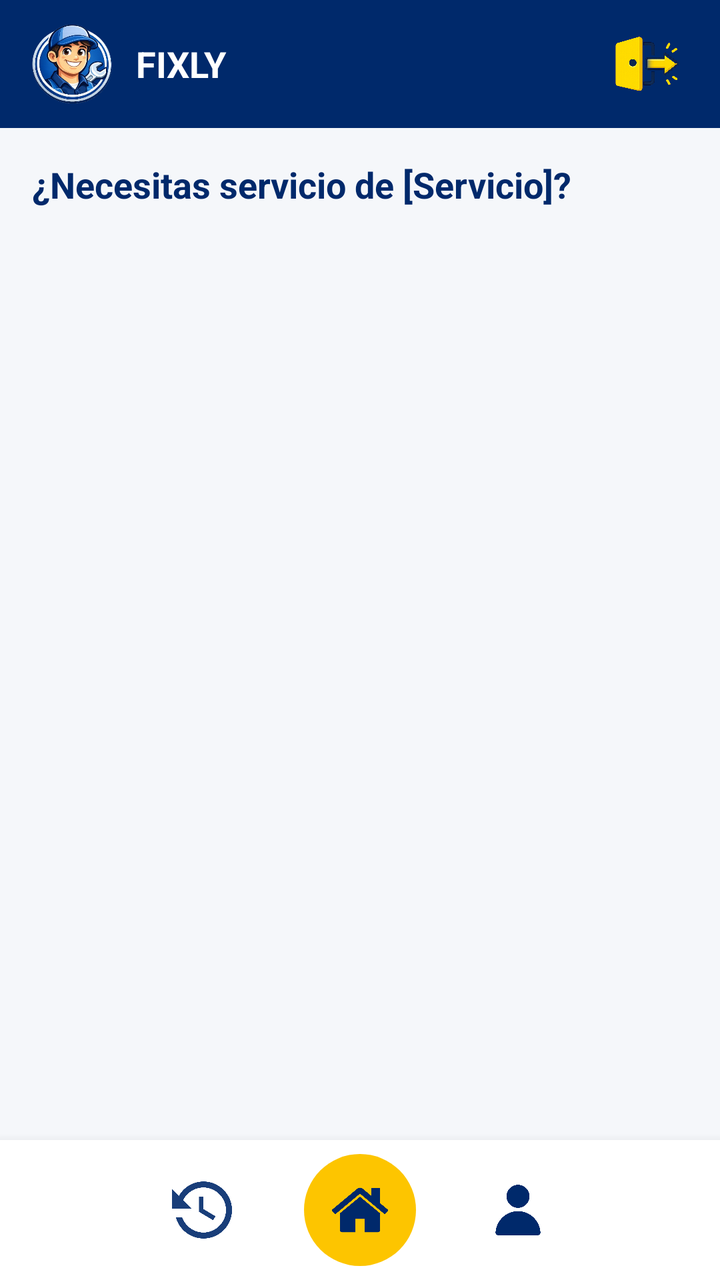
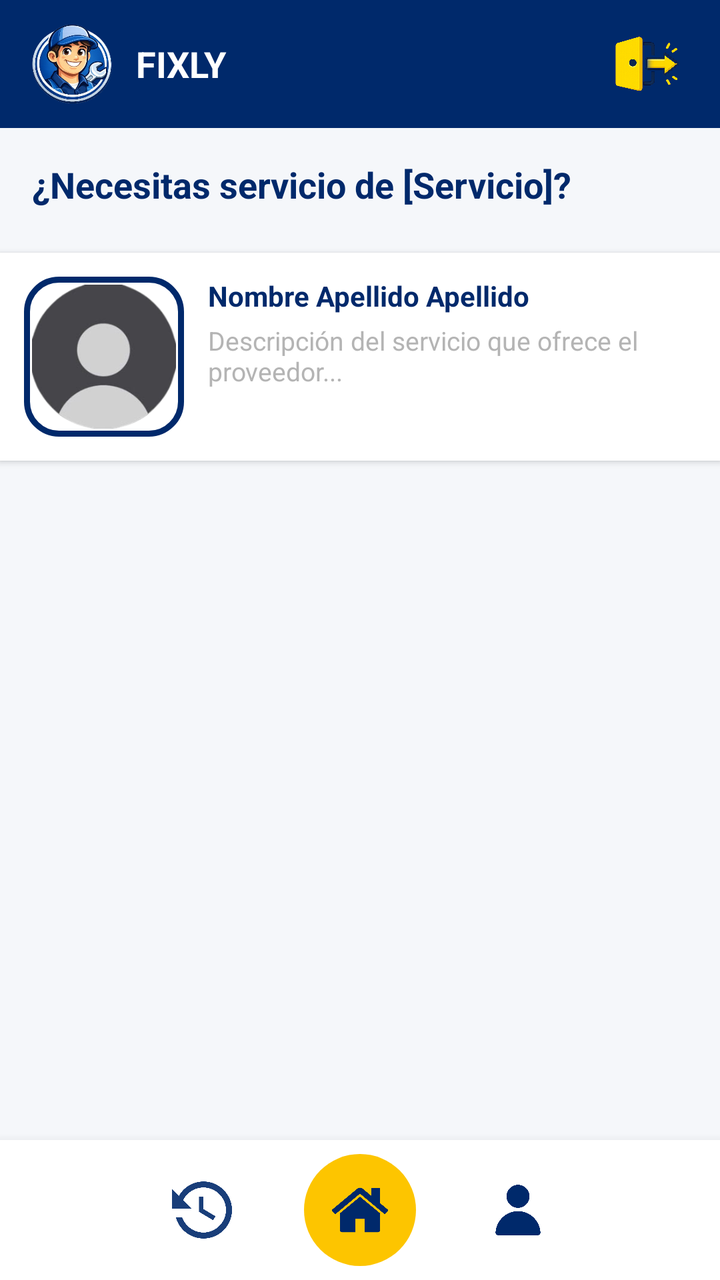

Screens rendered from an Android XML layout before and after an edit, with the pre-edit source and the edit as a unified diff.
<!-- AndroidManifest.xml: application theme Theme.Fixly -->
<!-- res/layout/lista_servicios.xml -->
<?xml version="1.0" encoding="utf-8"?>
<LinearLayout
    xmlns:android="http://schemas.android.com/apk/res/android"
    android:id="@+id/main"
    android:layout_width="match_parent"
    android:layout_height="match_parent"
    android:orientation="vertical"
    android:background="@color/gris_fondo">

    <include layout="@layout/header"/>

    
    <LinearLayout
        android:layout_width="match_parent"
        android:layout_height="0dp"
        android:layout_weight="1"
        android:orientation="vertical">


        <TextView
            android:id="@+id/titulo_servicio"
            android:layout_width="match_parent"
            android:layout_height="wrap_content"
            android:text="¿Necesitas servicio de [Servicio]?"
            android:textColor="@color/azul_fixly"
            android:textStyle="bold"
            android:textSize="18sp"
            android:padding="16dp"/>

        
        <androidx.recyclerview.widget.RecyclerView
            android:id="@+id/lista_proveedores"
            android:layout_width="match_parent"
            android:layout_height="match_parent"
            android:paddingHorizontal="12dp"
            android:clipToPadding="false"/>

    </LinearLayout>

    <include layout="@layout/bottom_nav"/>

</LinearLayout>
<!-- res/layout/header.xml (included above) -->
<?xml version="1.0" encoding="utf-8"?>
<LinearLayout xmlns:android="http://schemas.android.com/apk/res/android"
    xmlns:app="http://schemas.android.com/apk/res-auto"
    android:id="@+id/header_container"
    android:layout_width="match_parent"
    android:layout_height="64dp"
    android:background="@color/azul_fixly"
    android:gravity="center_vertical"
    android:paddingHorizontal="16dp"
    android:orientation="horizontal">

    <ImageView
        android:layout_width="40dp"
        android:layout_height="40dp"
        android:scaleType="fitCenter"
        android:src="@drawable/logo" />

    <TextView
        android:layout_width="0dp"
        android:layout_height="wrap_content"
        android:layout_marginStart="12dp"
        android:layout_weight="1"
        android:text="FIXLY"
        android:textColor="@android:color/white"
        android:textSize="18sp"
        android:textStyle="bold" />

    <ImageView
        android:id="@+id/imageView"
        android:layout_width="40dp"
        android:layout_height="40dp"
        app:srcCompat="@drawable/ic_cerrar_sesion" />

</LinearLayout>
<!-- res/layout/bottom_nav.xml (included above) -->
<?xml version="1.0" encoding="utf-8"?>
<LinearLayout xmlns:android="http://schemas.android.com/apk/res/android"
    xmlns:app="http://schemas.android.com/apk/res-auto"
    android:id="@+id/bottom_container"
    android:layout_width="match_parent"
    android:layout_height="70dp"
    android:background="@android:color/white"
    android:elevation="8dp"
    android:gravity="center"
    android:orientation="horizontal">

    <ImageView
        android:id="@+id/historial_barra_navegacion"
        android:layout_width="30dp"
        android:layout_height="30dp"
        android:src="@drawable/icono_solicitudes"
        android:tint="#00296b" />

    <FrameLayout
        android:id="@+id/home_barra_navegacion"
        android:layout_width="56dp"
        android:layout_height="56dp"
        android:layout_marginHorizontal="36dp"
        android:background="@drawable/bg_home">

        <ImageView
            android:layout_width="28dp"
            android:layout_height="28dp"
            android:layout_gravity="center"
            android:src="@drawable/icono_home"
            app:tint="#00296b" />
    </FrameLayout>

    <ImageView
        android:id="@+id/perfil_barra_navegacion"
        android:layout_width="30dp"
        android:layout_height="30dp"
        android:src="@drawable/icono_usuario"
        app:tint="#00296b" />

</LinearLayout>
<!-- resources referenced by this layout -->
<resources>
  <color name="azul_fixly">#00296b</color>
  <color name="gris_fondo">#f5f7fa</color>
  <!-- drawable bg_home (drawable) -->
  <?xml version="1.0" encoding="utf-8"?>
  <shape xmlns:android="http://schemas.android.com/apk/res/android"
      android:shape="oval">
      <solid android:color="#fdc500"/>
  </shape>
  <!-- drawable ic_cerrar_sesion: png bitmap (drawable, 236120 bytes) -->
  <!-- drawable icono_home: png bitmap (drawable, 9640 bytes) -->
  <!-- drawable icono_solicitudes: png bitmap (drawable, 14988 bytes) -->
  <!-- drawable icono_usuario: png bitmap (drawable, 6687 bytes) -->
  <!-- drawable logo: png bitmap (drawable, 142083 bytes) -->
  <style name="Theme.Fixly" parent="Base.Theme.Fixly" />
  <style name="Base.Theme.Fixly" parent="Theme.Material3.DayNight.NoActionBar">
          
          
      </style>
</resources>

<!-- the commit's change to res/layout/lista_servicios.xml (unified diff, before → after) -->
@@ -26,6 +26,8 @@
             android:textStyle="bold"
             android:textSize="18sp"
             android:padding="16dp"/>
+
+        <include layout="@layout/item_proveedor"/>
 
         
         <androidx.recyclerview.widget.RecyclerView
@@ -75,6 +77,77 @@
         app:srcCompat="@drawable/ic_cerrar_sesion" />
 
 </LinearLayout>
+<!-- res/layout/item_proveedor.xml (included above) -->
+<?xml version="1.0" encoding="utf-8"?>
+<LinearLayout
+    xmlns:android="http://schemas.android.com/apk/res/android"
+    android:id="@+id/item_proveedor"
+    android:layout_width="match_parent"
+    android:layout_height="wrap_content"
+    android:layout_marginVertical="6dp"
+    android:padding="12dp"
+    android:orientation="horizontal"
+    android:background="@android:color/white"
+    android:elevation="2dp"
+
+    android:clickable="true"
+    android:focusable="true"
+    android:foreground="?attr/selectableItemBackground">
+
+
+
+    
+    <FrameLayout
+        android:layout_width="80dp"
+        android:layout_height="80dp"
+        android:background="@drawable/fondo_imagen_redondeada"
+        android:padding="4dp">
+
+        <ImageView
+            android:id="@+id/imagen_proveedor"
+            android:layout_width="match_parent"
+            android:layout_height="match_parent"
+            android:scaleType="centerCrop"
+            android:background="@drawable/imagen_redondeada"
+            android:clipToOutline="true"
+            android:src="@drawable/ic_usuario_placeholder"/>
+
+    </FrameLayout>
+
+    
+    <LinearLayout
+        android:id="@+id/contenedor_datos_proveedor"
+        android:layout_width="0dp"
+        android:layout_height="wrap_content"
+        android:layout_marginStart="12dp"
+        android:layout_weight="1"
+        android:orientation="vertical">
+
+        
+        <TextView
+            android:id="@+id/texto_nombre_proveedor"
+            android:layout_width="wrap_content"
+            android:layout_height="wrap_content"
+            android:text="Nombre Apellido Apellido"
+            android:textColor="@color/azul_fixly"
+            android:textStyle="bold"
+            android:textSize="14sp"/>
+
+        
+        <TextView
+            android:id="@+id/texto_descripcion_proveedor"
+            android:layout_width="wrap_content"
+            android:layout_height="wrap_content"
+            android:text="Descripción del servicio que ofrece el proveedor..."
+            android:textColor="@color/gris_texto"
+            android:textSize="13sp"
+            android:maxLines="2"
+            android:ellipsize="end"
+            android:layout_marginTop="4dp"/>
+
+    </LinearLayout>
+
+</LinearLayout>
 <!-- res/layout/bottom_nav.xml (included above) -->
 <?xml version="1.0" encoding="utf-8"?>
 <LinearLayout xmlns:android="http://schemas.android.com/apk/res/android"
<!-- resource entries referenced after the edit -->
@@ -2,16 +2,33 @@
 <resources>
   <color name="azul_fixly">#00296b</color>
   <color name="gris_fondo">#f5f7fa</color>
+  <color name="gris_texto">#b4b4b4</color>
   <!-- drawable bg_home (drawable) -->
   <?xml version="1.0" encoding="utf-8"?>
   <shape xmlns:android="http://schemas.android.com/apk/res/android"
       android:shape="oval">
       <solid android:color="#fdc500"/>
   </shape>
+  <!-- drawable fondo_imagen_redondeada (drawable) -->
+  <shape xmlns:android="http://schemas.android.com/apk/res/android">
+      <solid android:color="#FFFFFF"/>
+  
+      <stroke
+          android:width="3dp"
+          android:color="@color/azul_fixly"/>
+  
+      <corners android:radius="16dp"/>
+  </shape>
   <!-- drawable ic_cerrar_sesion: png bitmap (drawable, 236120 bytes) -->
+  <!-- drawable ic_usuario_placeholder: png bitmap (drawable, 23337 bytes) -->
   <!-- drawable icono_home: png bitmap (drawable, 9640 bytes) -->
   <!-- drawable icono_solicitudes: png bitmap (drawable, 14988 bytes) -->
   <!-- drawable icono_usuario: png bitmap (drawable, 6687 bytes) -->
+  <!-- drawable imagen_redondeada (drawable) -->
+  <shape xmlns:android="http://schemas.android.com/apk/res/android">
+      <corners android:radius="12dp"/>
+      <solid android:color="#FFFFFF"/>
+  </shape>
   <!-- drawable logo: png bitmap (drawable, 142083 bytes) -->
   <style name="Theme.Fixly" parent="Base.Theme.Fixly" />
   <style name="Base.Theme.Fixly" parent="Theme.Material3.DayNight.NoActionBar">
